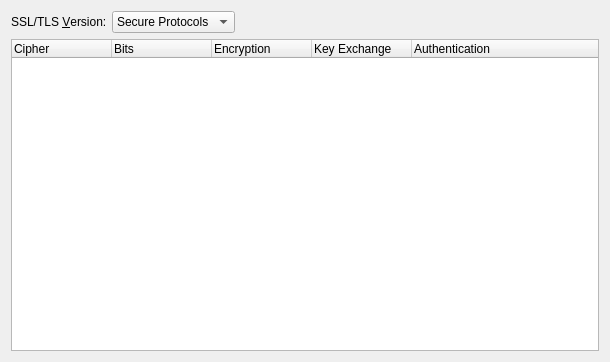
Qt form utils/sslconfigurationwidget.ui (richmoore/bitslinger) before a commit.
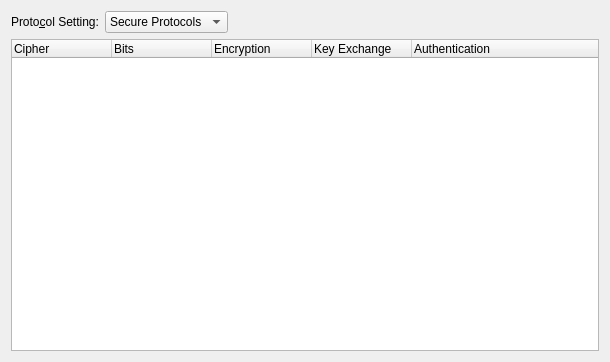
The same form after that commit.

Commit message: Don't spam test windows everywhere

Patch:
```diff
--- a/utils/sslconfigurationwidget.ui
+++ b/utils/sslconfigurationwidget.ui
@@ -17,7 +17,7 @@
    <item row="0" column="0">
     <widget class="QLabel" name="label">
      <property name="text">
-      <string>SSL/TLS &amp;Version:</string>
+      <string>Proto&amp;col Setting:</string>
      </property>
      <property name="buddy">
       <cstring>protocolCombo</cstring>
@@ -75,7 +75,7 @@
      </property>
      <property name="sizeHint" stdset="0">
       <size>
-       <width>351</width>
+       <width>350</width>
        <height>20</height>
       </size>
      </property>
```
The commit also changes 3 other files.
